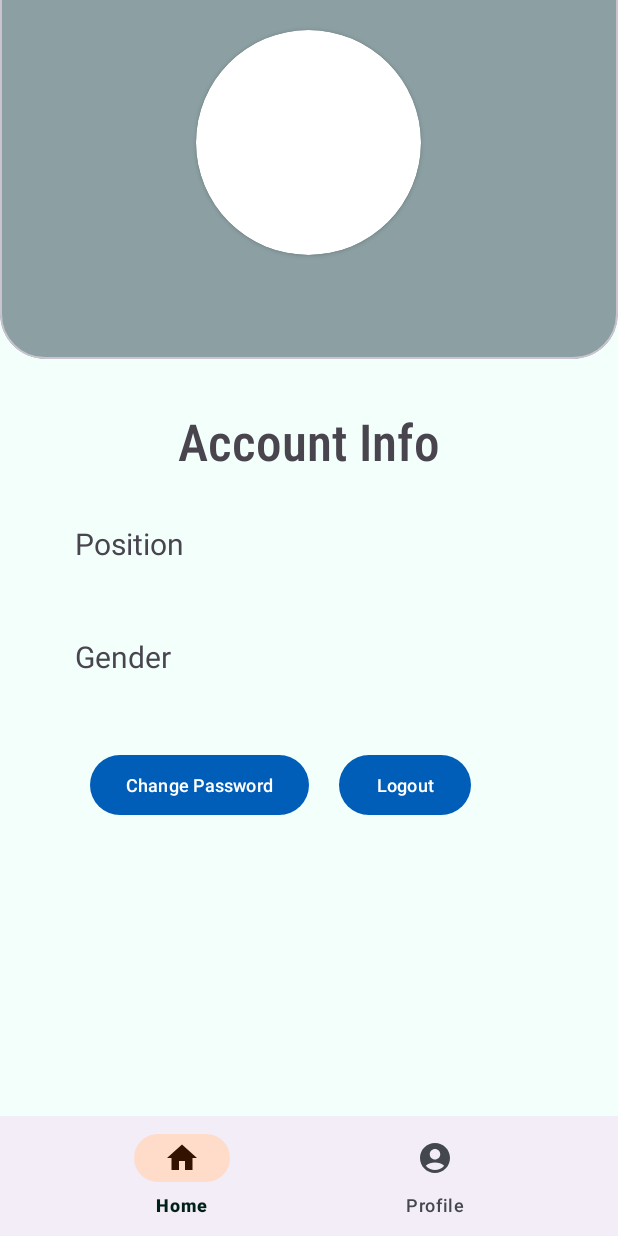
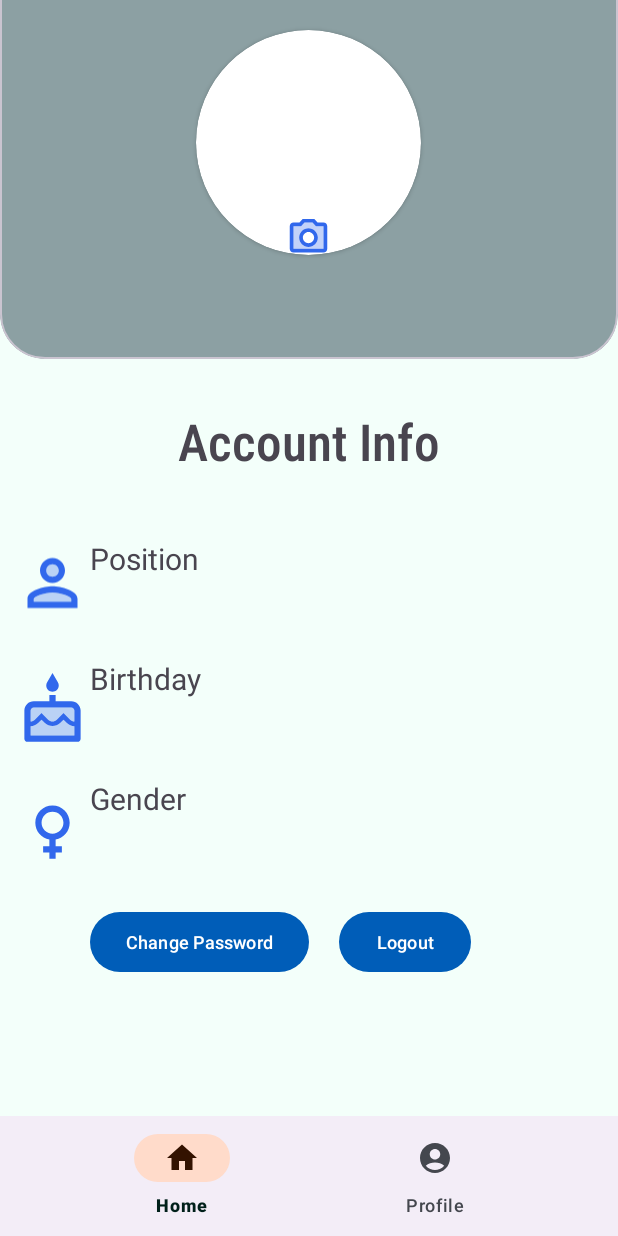
Before and after one commit to nguyentk31/Attendance-Application, an Android app: the fragment ProfileFragment placed in its activity, on a phone screen of 412 x 824 dp. Run offline under Robolectric (Android 15) with nearby library versions, the phone set to English and light mode, and no system bars; our stand-ins replace Firebase (no records; nobody signed in at launch, a user with empty details on screens opened directly), Picasso; libraries missing offline, so code that uses them is left out: com.prolificinteractive.materialcalendarview; pictures from the network do not load.

Commit message:
Update info layout

```diff
--- a/app/src/main/java/com/example/attendanceapplication/Adapters/EmployeeListAdapter.java
+++ b/app/src/main/java/com/example/attendanceapplication/Adapters/EmployeeListAdapter.java
@@ -6,6 +6,7 @@ import android.view.View;
 import android.view.ViewGroup;
 import android.widget.ArrayAdapter;
 import android.widget.ImageView;
+import android.widget.LinearLayout;
 import android.widget.TextView;
 
 
@@ -64,6 +65,10 @@ public class EmployeeListAdapter extends ArrayAdapter<Employee> {
         } else {
             Picasso.get().load(employee.getAvatarURL()).into(ivAvatar);
         }
+        if(employee.getStatus() == Employee.Status.Fired){
+            LinearLayout llParent = convertView.findViewById(R.id.llParent);
+            llParent.setBackgroundResource(R.color.md_theme_light_tertiaryContainer);
+        }
         return convertView;
     }
 
--- /dev/null
+++ b/app/src/main/res/drawable/ic_camera.xml
@@ -0,0 +1,8 @@
+<vector android:height="24dp" android:tint="#3168EC"
+    android:viewportHeight="24" android:viewportWidth="24"
+    android:width="24dp" xmlns:android="http://schemas.android.com/apk/res/android">
+    <path android:fillAlpha="0.3"
+        android:fillColor="@android:color/white"
+        android:pathData="M14.12,4H9.88L8.05,6H4v12h16V6h-4.05l-1.83,-2zM12,17c-2.76,0 -5,-2.24 -5,-5s2.24,-5 5,-5 5,2.24 5,5 -2.24,5 -5,5z" android:strokeAlpha="0.3"/>
+    <path android:fillColor="@android:color/white" android:pathData="M20,4h-3.17L15,2L9,2L7.17,4L4,4c-1.1,0 -2,0.9 -2,2v12c0,1.1 0.9,2 2,2h16c1.1,0 2,-0.9 2,-2L22,6c0,-1.1 -0.9,-2 -2,-2zM20,18L4,18L4,6h4.05l1.83,-2h4.24l1.83,2L20,6v12zM12,7c-2.76,0 -5,2.24 -5,5s2.24,5 5,5 5,-2.24 5,-5 -2.24,-5 -5,-5zM12,15c-1.65,0 -3,-1.35 -3,-3s1.35,-3 3,-3 3,1.35 3,3 -1.35,3 -3,3z"/>
+</vector>
--- a/app/src/main/res/layout/fragment_profile.xml
+++ b/app/src/main/res/layout/fragment_profile.xml
@@ -1,6 +1,7 @@
 <?xml version="1.0" encoding="utf-8"?>
 <LinearLayout xmlns:android="http://schemas.android.com/apk/res/android"
     xmlns:app="http://schemas.android.com/apk/res-auto"
+    xmlns:tools="http://schemas.android.com/tools"
     android:layout_width="match_parent"
     android:layout_height="match_parent"
     android:orientation="vertical">
@@ -29,6 +30,14 @@
                     android:id="@+id/ivAvatar"
                     android:layout_width="150dp"
                     android:layout_height="150dp" />
+
+                <ImageView
+                    android:id="@+id/ivUploadImage"
+                    android:layout_width="30dp"
+                    android:layout_height="wrap_content"
+                    android:layout_gravity="bottom|center_horizontal"
+                    android:scaleType="centerCrop"
+                    app:srcCompat="@drawable/ic_camera" />
 
             </androidx.cardview.widget.CardView>
 
@@ -65,17 +74,29 @@
         android:textSize="34sp" />
 
     <LinearLayout
+        android:layout_width="match_parent"
+        android:layout_height="wrap_content"
+        android:orientation="horizontal"
+        android:padding="10dp">
+
+        <ImageView
+            android:id="@+id/imageView15"
+            android:layout_width="50dp"
+            android:layout_height="match_parent"
+            android:layout_gravity="center"
+            app:srcCompat="@drawable/ic_person" />
+
+        <LinearLayout
             android:layout_width="wrap_content"
             android:layout_height="wrap_content"
-        android:orientation="vertical"
-        android:paddingLeft="50dp"
-        android:paddingRight="50dp">
+            android:orientation="vertical">
 
             <TextView
                 android:layout_width="wrap_content"
                 android:layout_height="wrap_content"
                 android:text="@string/position"
-            android:textSize="20sp" />
+                android:textSize="20sp"
+                tools:paddingBottom="10dp" />
 
             <TextView
                 android:id="@+id/tvPosition"
@@ -85,18 +106,66 @@
                 android:textSize="24sp" />
 
         </LinearLayout>
+    </LinearLayout>
+
+    <LinearLayout
+        android:layout_width="match_parent"
+        android:layout_height="wrap_content"
+        android:orientation="horizontal"
+        android:padding="10dp">
+
+        <ImageView
+            android:id="@+id/imageView16"
+            android:layout_width="50dp"
+            android:layout_height="match_parent"
+            android:layout_gravity="center"
+            app:srcCompat="@drawable/ic_cake" />
+
         <LinearLayout
             android:layout_width="wrap_content"
             android:layout_height="wrap_content"
-        android:orientation="vertical"
-        android:paddingLeft="50dp"
-        android:paddingRight="50dp"
-        android:layout_marginTop="15dp"
-        >
+            android:orientation="vertical">
+
+            <TextView
+                android:id="@+id/textView5"
+                android:layout_width="match_parent"
+                android:layout_height="wrap_content"
+                android:paddingBottom="10dp"
+                android:text="Birthday"
+                android:textSize="20sp" />
+
+            <TextView
+                android:id="@+id/tvBirthday"
+                android:layout_width="match_parent"
+                android:layout_height="wrap_content"
+                android:textColor="@color/black"
+                android:textSize="24sp" />
+
+        </LinearLayout>
+    </LinearLayout>
+
+    <LinearLayout
+        android:layout_width="match_parent"
+        android:layout_height="wrap_content"
+        android:orientation="horizontal"
+        android:paddingLeft="10dp">
+
+        <ImageView
+            android:id="@+id/imageView17"
+            android:layout_width="50dp"
+            android:layout_height="match_parent"
+            android:layout_gravity="center"
+            app:srcCompat="@drawable/ic_female" />
+
+        <LinearLayout
+            android:layout_width="wrap_content"
+            android:layout_height="wrap_content"
+            android:orientation="vertical">
 
             <TextView
                 android:layout_width="wrap_content"
                 android:layout_height="wrap_content"
+                android:paddingBottom="10dp"
                 android:text="Gender"
                 android:textSize="20sp" />
 
@@ -107,6 +176,7 @@
                 android:textColor="@color/black"
                 android:textSize="24sp" />
 
+        </LinearLayout>
     </LinearLayout>
 
     <LinearLayout
--- a/app/src/main/res/layout/list_item_nhanvien.xml
+++ b/app/src/main/res/layout/list_item_nhanvien.xml
@@ -1,6 +1,6 @@
 <!-- res/layout/list_item_nhanvien.xml -->
-<LinearLayout
-    xmlns:android="http://schemas.android.com/apk/res/android"
+<LinearLayout xmlns:android="http://schemas.android.com/apk/res/android"
+    android:id="@+id/llParent"
     android:layout_width="match_parent"
     android:layout_height="wrap_content"
     android:orientation="horizontal"
```
Also changed, not shown: app/src/main/java/com/example/attendanceapplication/Activities/ListMembersActivity.java (+29 -26 lines), app/src/main/java/com/example/attendanceapplication/Model/Employee.java (+7 -0 lines), app/src/main/res/drawable/ic_phone.xml (added, +8 -0 lines), app/src/main/res/layout/custom_dialog.xml (+26 -0 lines). Lines whose indentation alone changed are shown as unchanged.
